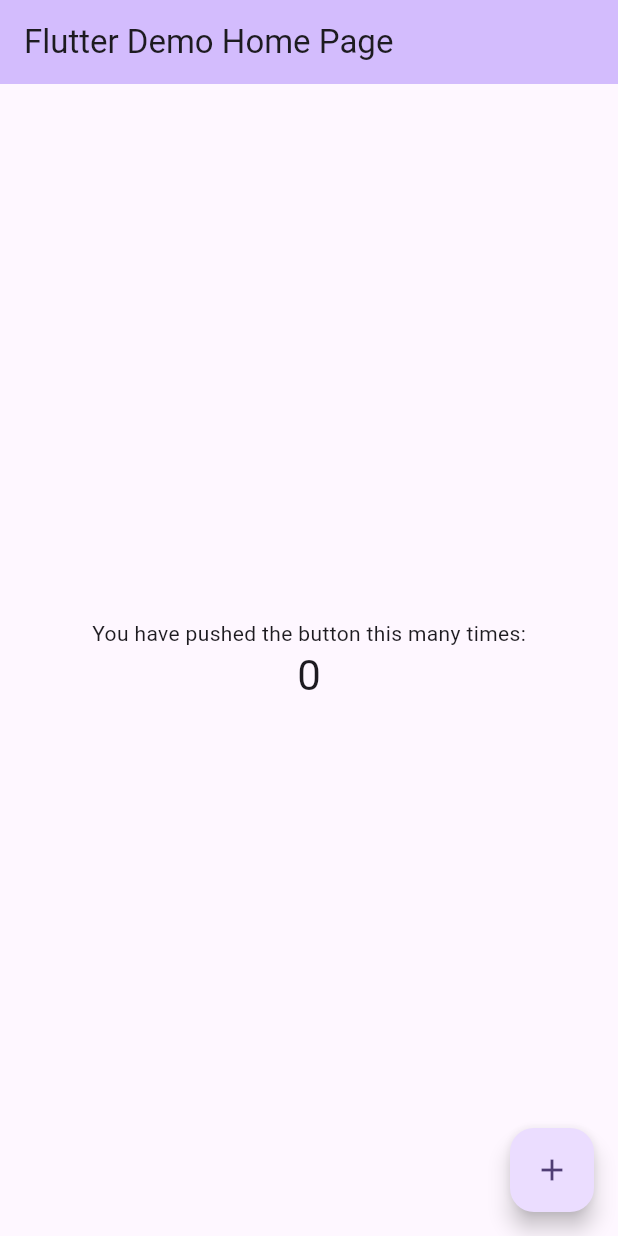
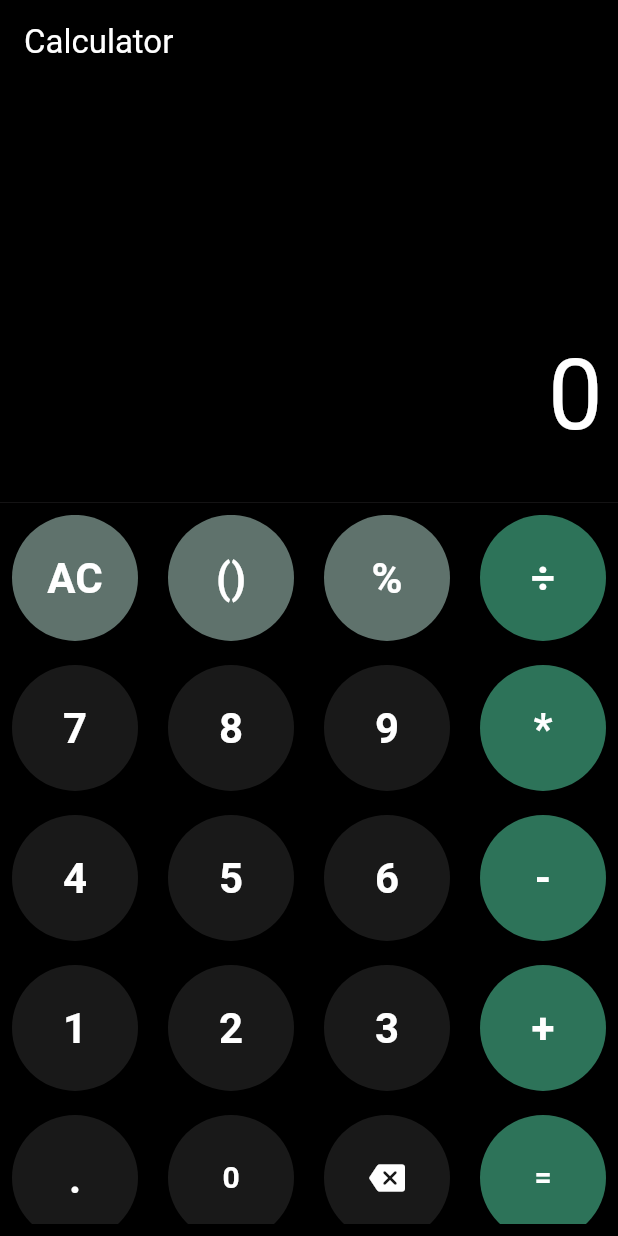
Before and after one commit to chrisladzamach/calculatorForMyMobile, a Flutter app: the screen it shows after launch, on a phone screen of 412 x 824 dp. Run offline on Flutter 3.47's test engine with Material 3 defaults, Android fonts, the phone set to English and light mode, and no system bars.

Commit message:
Añadida lógica y layout

```diff
--- /dev/null
+++ b/lib/app/my_app.dart
@@ -0,0 +1,19 @@
+import 'package:calculator_for_my_phone/logic/calculatos_controllers.dart';
+import 'package:calculator_for_my_phone/presentation/screens/calculator_screens.dart';
+import 'package:flutter/material.dart';
+import 'package:provider/provider.dart';
+
+class MyApp extends StatelessWidget {
+  const MyApp({super.key});
+
+  @override
+  Widget build(BuildContext context) {
+    return ChangeNotifierProvider(
+      create: (_) => CalculatorController(),
+      child: const MaterialApp(
+        debugShowCheckedModeBanner: false,
+        home: CalculatorScreen(),
+      ),
+    );
+  }
+}
--- /dev/null
+++ b/lib/core/calculator_buttons.dart
@@ -0,0 +1,37 @@
+import 'package:flutter/material.dart';
+
+class CalculatorButtons {
+  static final List<Widget> items = [
+    _text("AC"),
+    _text("()"),
+    _text("%"),
+    _text("÷"),
+    _text("7"),
+    _text("8"),
+    _text("9"),
+    _text("*"),
+    _text("4"),
+    _text("5"),
+    _text("6"),
+    _text("-"),
+    _text("1"),
+    _text("2"),
+    _text("3"),
+    _text("+"),
+    _text("."),
+    _text("0", fontSize: 20),
+    const Icon(Icons.backspace_rounded, color: Colors.white),
+    _text("=", fontSize: 20),
+  ];
+
+  static Text _text(String value, {double fontSize = 28}) {
+    return Text(
+      value,
+      style: TextStyle(
+        color: Colors.white,
+        fontSize: fontSize,
+        fontWeight: FontWeight.w700,
+      ),
+    );
+  }
+}
--- /dev/null
+++ b/lib/core/calculator_colors.dart
@@ -0,0 +1,26 @@
+import 'package:flutter/material.dart';
+
+class CalculatorColors {
+  static const List<Color> keypadColors = [
+    Color(0xff5f726c),
+    Color(0xff5f726c),
+    Color(0xff5f726c),
+    Color(0xff2d7359),
+    Color(0xff191919),
+    Color(0xff191919),
+    Color(0xff191919),
+    Color(0xff2d7359),
+    Color(0xff191919),
+    Color(0xff191919),
+    Color(0xff191919),
+    Color(0xff2d7359),
+    Color(0xff191919),
+    Color(0xff191919),
+    Color(0xff191919),
+    Color(0xff2d7359),
+    Color(0xff191919),
+    Color(0xff191919),
+    Color(0xff191919),
+    Color(0xff2d7359),
+  ];
+}
--- a/lib/main.dart
+++ b/lib/main.dart
@@ -1,122 +1,6 @@
 import 'package:flutter/material.dart';
+import 'app/my_app.dart';
 
 void main() {
-  runApp(const MyApp());
+  runApp(MyApp());
 }
-
-class MyApp extends StatelessWidget {
-  const MyApp({super.key});
-
-  // This widget is the root of your application.
-  @override
-  Widget build(BuildContext context) {
-    return MaterialApp(
-      title: 'Flutter Demo',
-      theme: ThemeData(
-        // This is the theme of your application.
-        //
-        // TRY THIS: Try running your application with "flutter run". You'll see
-        // the application has a purple toolbar. Then, without quitting the app,
-        // try changing the seedColor in the colorScheme below to Colors.green
-        // and then invoke "hot reload" (save your changes or press the "hot
-        // reload" button in a Flutter-supported IDE, or press "r" if you used
-        // the command line to start the app).
-        //
-        // Notice that the counter didn't reset back to zero; the application
-        // state is not lost during the reload. To reset the state, use hot
-        // restart instead.
-        //
-        // This works for code too, not just values: Most code changes can be
-        // tested with just a hot reload.
-        colorScheme: .fromSeed(seedColor: Colors.deepPurple),
-      ),
-      home: const MyHomePage(title: 'Flutter Demo Home Page'),
-    );
-  }
-}
-
-class MyHomePage extends StatefulWidget {
-  const MyHomePage({super.key, required this.title});
-
-  // This widget is the home page of your application. It is stateful, meaning
-  // that it has a State object (defined below) that contains fields that affect
-  // how it looks.
-
-  // This class is the configuration for the state. It holds the values (in this
-  // case the title) provided by the parent (in this case the App widget) and
-  // used by the build method of the State. Fields in a Widget subclass are
-  // always marked "final".
-
-  final String title;
-
-  @override
-  State<MyHomePage> createState() => _MyHomePageState();
-}
-
-class _MyHomePageState extends State<MyHomePage> {
-  int _counter = 0;
-
-  void _incrementCounter() {
-    setState(() {
-      // This call to setState tells the Flutter framework that something has
-      // changed in this State, which causes it to rerun the build method below
-      // so that the display can reflect the updated values. If we changed
-      // _counter without calling setState(), then the build method would not be
-      // called again, and so nothing would appear to happen.
-      _counter++;
-    });
-  }
-
-  @override
-  Widget build(BuildContext context) {
-    // This method is rerun every time setState is called, for instance as done
-    // by the _incrementCounter method above.
-    //
-    // The Flutter framework has been optimized to make rerunning build methods
-    // fast, so that you can just rebuild anything that needs updating rather
-    // than having to individually change instances of widgets.
-    return Scaffold(
-      appBar: AppBar(
-        // TRY THIS: Try changing the color here to a specific color (to
-        // Colors.amber, perhaps?) and trigger a hot reload to see the AppBar
-        // change color while the other colors stay the same.
-        backgroundColor: Theme.of(context).colorScheme.inversePrimary,
-        // Here we take the value from the MyHomePage object that was created by
-        // the App.build method, and use it to set our appbar title.
-        title: Text(widget.title),
-      ),
-      body: Center(
-        // Center is a layout widget. It takes a single child and positions it
-        // in the middle of the parent.
-        child: Column(
-          // Column is also a layout widget. It takes a list of children and
-          // arranges them vertically. By default, it sizes itself to fit its
-          // children horizontally, and tries to be as tall as its parent.
-          //
-          // Column has various properties to control how it sizes itself and
-          // how it positions its children. Here we use mainAxisAlignment to
-          // center the children vertically; the main axis here is the vertical
-          // axis because Columns are vertical (the cross axis would be
-          // horizontal).
-          //
-          // TRY THIS: Invoke "debug painting" (choose the "Toggle Debug Paint"
-          // action in the IDE, or press "p" in the console), to see the
-          // wireframe for each widget.
-          mainAxisAlignment: .center,
-          children: [
-            const Text('You have pushed the button this many times:'),
-            Text(
-              '$_counter',
-              style: Theme.of(context).textTheme.headlineMedium,
-            ),
-          ],
-        ),
-      ),
-      floatingActionButton: FloatingActionButton(
-        onPressed: _incrementCounter,
-        tooltip: 'Increment',
-        child: const Icon(Icons.add),
-      ),
-    );
-  }
-}
--- /dev/null
+++ b/lib/presentation/screens/calculator_screens.dart
@@ -0,0 +1,25 @@
+import 'package:flutter/material.dart';
+import '../widgets/display.dart';
+import '../widgets/keypad.dart';
+
+class CalculatorScreen extends StatelessWidget {
+  const CalculatorScreen({super.key});
+
+  @override
+  Widget build(BuildContext context) {
+    return Scaffold(
+      appBar: AppBar(
+        title: const Text("Calculator", style: TextStyle(color: Colors.white)),
+        backgroundColor: Colors.black,
+      ),
+      body: const SafeArea(
+        child: Column(
+          children: [
+            Expanded(flex: 4, child: Display()),
+            Expanded(flex: 7, child: Keypad()),
+          ],
+        ),
+      ),
+    );
+  }
+}
--- /dev/null
+++ b/lib/presentation/widgets/display.dart
@@ -0,0 +1,39 @@
+import 'package:calculator_for_my_phone/logic/calculatos_controllers.dart';
+import 'package:flutter/material.dart';
+import 'package:provider/provider.dart';
+
+class Display extends StatelessWidget {
+  const Display({super.key});
+
+  @override
+  Widget build(BuildContext context) {
+    final controller = context.watch<CalculatorController>();
+
+    return Container(
+      color: Colors.black,
+      width: double.infinity,
+      padding: const EdgeInsets.symmetric(horizontal: 10, vertical: 25),
+      child: Column(
+        crossAxisAlignment: CrossAxisAlignment.end,
+        mainAxisAlignment: MainAxisAlignment.end,
+        children: [
+          Text(
+            controller.expression,
+            style: const TextStyle(
+              fontSize: 40,
+              color: Colors.white70,
+            ),
+          ),
+          const SizedBox(height: 10),
+          Text(
+            controller.result,
+            style: const TextStyle(
+              fontSize: 65,
+              color: Colors.white,
+            ),
+          ),
+        ],
+      ),
+    );
+  }
+}
--- /dev/null
+++ b/lib/presentation/widgets/keypad.dart
@@ -0,0 +1,54 @@
+import 'package:calculator_for_my_phone/logic/calculatos_controllers.dart';
+import 'package:flutter/material.dart';
+import 'package:provider/provider.dart';
+import '../../core/calculator_buttons.dart';
+import '../../core/calculator_colors.dart';
+
+class Keypad extends StatelessWidget {
+  const Keypad({super.key});
+
+  @override
+  Widget build(BuildContext context) {
+    final controller = context.watch<CalculatorController>();
+
+    return Container(
+      color: Colors.black,
+      padding: const EdgeInsets.all(8),
+      child: GridView.builder(
+        itemCount: CalculatorButtons.items.length,
+        gridDelegate: const SliverGridDelegateWithFixedCrossAxisCount(
+          crossAxisCount: 4,
+          crossAxisSpacing: 20,
+          mainAxisSpacing: 16,
+        ),
+        itemBuilder: (context, index) {
+          final widget = CalculatorButtons.items[index];
+          final label = _extractValue(widget);
+
+          return GestureDetector(
+            onTap: () {
+              if (label == "BACK") {
+                controller.input("BACK");
+              } else {
+                controller.input(label);
+              }
+            },
+            child: Container(
+              decoration: BoxDecoration(
+                color: CalculatorColors.keypadColors[index],
+                borderRadius: BorderRadius.circular(100),
+              ),
+              child: Center(child: widget),
+            ),
+          );
+        },
+      ),
+    );
+  }
+
+  String _extractValue(Widget w) {
+    if (w is Text) return w.data ?? "";
+    if (w is Icon) return "BACK";
+    return "";
+  }
+}
--- a/pubspec.yaml
+++ b/pubspec.yaml
@@ -30,6 +30,7 @@ environment:
 dependencies:
   flutter:
     sdk: flutter
+  provider: ^6.0.5
 
   # The following adds the Cupertino Icons font to your application.
   # Use with the CupertinoIcons class for iOS style icons.
```
Also changed, not shown: lib/logic/calculatos_controllers.dart (added, +84 -0 lines), pubspec.lock.
